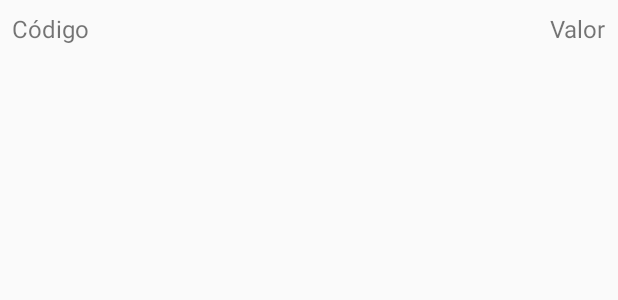
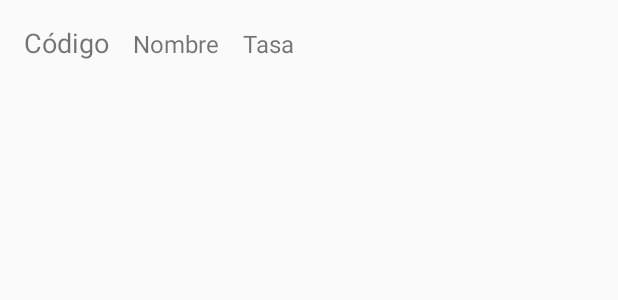
Before and after one commit to RobertoLopezAguilera/ProyectoDivisa-, an Android app built with Jetpack Compose: the layout item_diviza.xml on its own in the app's theme, with its tools: preview values and no code run, on a phone screen of 412 x 824 dp. Shown: the top 300 px of the screen. Run offline under Robolectric (Android 15) with nearby library versions, the phone set to English and light mode, and no system bars.

```diff
--- a/app/build.gradle.kts
+++ b/app/build.gradle.kts
@@ -77,4 +77,7 @@ dependencies {
     implementation ("com.google.android.material:material:1.10.0")
     implementation ("androidx.work:work-runtime:2.8.1")
     implementation ("androidx.work:work-runtime-ktx:2.8.1")
+
+    //SwipeRefreshLayout
+    implementation ("androidx.swiperefreshlayout:swiperefreshlayout:1.1.0")
 }
--- a/app/src/main/java/com/example/proyectodivisa/api/ApiResponse.kt
+++ b/app/src/main/java/com/example/proyectodivisa/api/ApiResponse.kt
@@ -7,7 +7,7 @@ data class ApiResponse(
     val time_next_update_unix: Long,
     val time_next_update_utc: String,
     val base_code: String,
-    val conversion_rates: Map<String, Double>,
     val documentation: String,
-    val terms_of_use: String
+    val terms_of_use: String,
+    val conversion_rates: Map<String, Double>
 )
--- a/app/src/main/res/layout/item_diviza.xml
+++ b/app/src/main/res/layout/item_diviza.xml
@@ -1,23 +1,30 @@
 <?xml version="1.0" encoding="utf-8"?>
-<LinearLayout
-    xmlns:android="http://schemas.android.com/apk/res/android"
+<LinearLayout xmlns:android="http://schemas.android.com/apk/res/android"
     android:layout_width="match_parent"
     android:layout_height="wrap_content"
     android:orientation="horizontal"
-    android:padding="8dp">
+    android:padding="16dp">
 
     <TextView
-        android:id="@+id/codigoTextView"
-        android:layout_width="0dp"
+        android:id="@+id/tvDivizaCode"
+        android:layout_width="wrap_content"
         android:layout_height="wrap_content"
-        android:layout_weight="1"
         android:text="Código"
-        android:textSize="16sp" />
+        android:textSize="18sp"
+        android:layout_marginEnd="16dp" />
 
     <TextView
-        android:id="@+id/valorTextView"
+        android:id="@+id/tvDivizaName"
         android:layout_width="wrap_content"
         android:layout_height="wrap_content"
-        android:text="Valor"
+        android:text="Nombre"
+        android:textSize="16sp"
+        android:layout_marginEnd="16dp" />
+
+    <TextView
+        android:id="@+id/tvDivizaRate"
+        android:layout_width="wrap_content"
+        android:layout_height="wrap_content"
+        android:text="Tasa"
         android:textSize="16sp" />
 </LinearLayout>
```
Also changed, not shown: app/src/main/java/com/example/proyectodivisa/MainActivity.kt (+56 -7 lines), app/src/main/java/com/example/proyectodivisa/adapter/DivizaAdapter.kt (+11 -17 lines), app/src/main/java/com/example/proyectodivisa/api/ExchangeRateApi.kt (added, +23 -0 lines), app/src/main/java/com/example/proyectodivisa/dao/DivizaDao.kt (+4 -10 lines), app/src/main/java/com/example/proyectodivisa/entities/Diviza.kt (+3 -4 lines), app/src/main/java/com/example/proyectodivisa/repository/ExchangeRateRepository.kt (+9 -6 lines), app/src/main/res/layout/activity_main.xml (+13 -0 lines).
